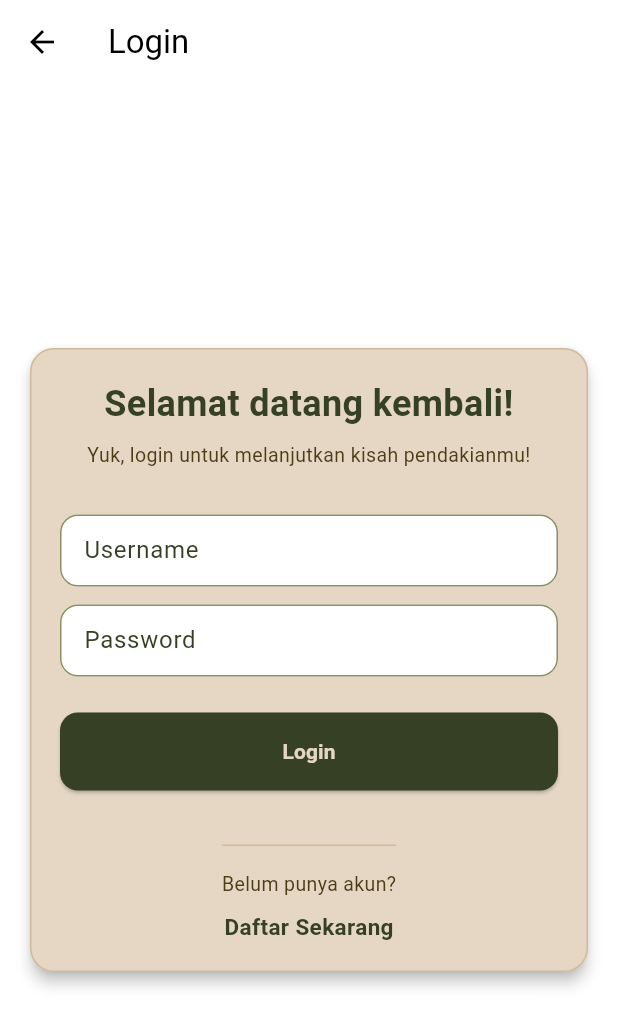
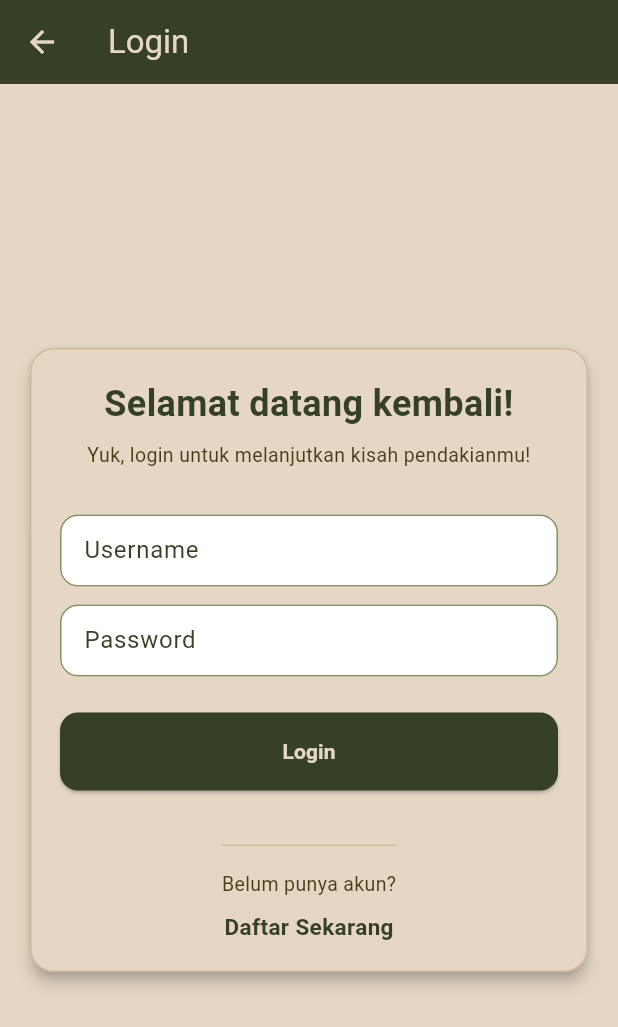
Before and after one commit to pbp-kelompok-c09/MountTrack_mobile, a Flutter app: the LoginPage screen opened directly, after a tap on "Login", on a phone screen of 412 x 824 dp. Shown: the top 1027 px of the screen. Run offline on Flutter 3.47's test engine with Material 3 defaults, Android fonts, the light colour scheme and no system bars; missing offline and left inert: pbp_django_auth; accounts and stored records are empty.

Commit message:
feat: some new

```diff
--- a/lib/main.dart
+++ b/lib/main.dart
@@ -1,5 +1,5 @@
 import 'package:flutter/material.dart';
-import 'package:mounttrack_mobile/home/screens/homepage.dart';
+import 'package:mounttrack_mobile/home/screens/main_navigation.dart';
 import 'package:pbp_django_auth/pbp_django_auth.dart';
 import 'package:provider/provider.dart';
 
@@ -27,7 +27,7 @@ class MyApp extends StatelessWidget {
           ),
           useMaterial3: true,
         ),
-        home: const HomePage(),
+        home: const MainNavigation(),
         debugShowCheckedModeBanner: false,
       ),
     );
--- a/lib/userprofile/screens/login.dart
+++ b/lib/userprofile/screens/login.dart
@@ -1,8 +1,7 @@
 import 'package:flutter/material.dart';
 import 'package:pbp_django_auth/pbp_django_auth.dart';
 import 'package:provider/provider.dart';
-import 'package:mounttrack_mobile/userprofile/screens/debug.dart';
-import '../../widgets/base_scaffold.dart';
+import 'package:mounttrack_mobile/home/screens/main_navigation.dart';
 
 import 'register.dart';
 
@@ -27,8 +26,14 @@ class _LoginPageState extends State<LoginPage> {
   Widget build(BuildContext context) {
     final request = context.watch<CookieRequest>();
 
-    return BaseScaffold(
-      title: 'Login',
+    return Scaffold(
+      backgroundColor: bone,
+      appBar: AppBar(
+        title: const Text('Login'),
+        backgroundColor: kombuGreen,
+        foregroundColor: bone,
+        elevation: 0,
+      ),
       body: Center(
         child: SingleChildScrollView(
           padding: const EdgeInsets.all(16.0),
@@ -144,7 +149,7 @@ class _LoginPageState extends State<LoginPage> {
                           Navigator.pushReplacement(
                             context,
                             MaterialPageRoute(
-                              builder: (context) => const DebugHomePage(),
+                              builder: (context) => const MainNavigation(),
                             ),
                           );
 
--- a/lib/userprofile/screens/register.dart
+++ b/lib/userprofile/screens/register.dart
@@ -5,7 +5,6 @@ import 'package:provider/provider.dart';
 import 'package:flutter/services.dart';
 
 import 'login.dart';
-import '../../widgets/base_scaffold.dart';
 
 class RegisterPage extends StatefulWidget {
   const RegisterPage({super.key});
```
Also changed, not shown: lib/home/screens/main_navigation.dart (added, +49 -0 lines), lib/widgets/bottom_navbar.dart (+6 -2 lines).
